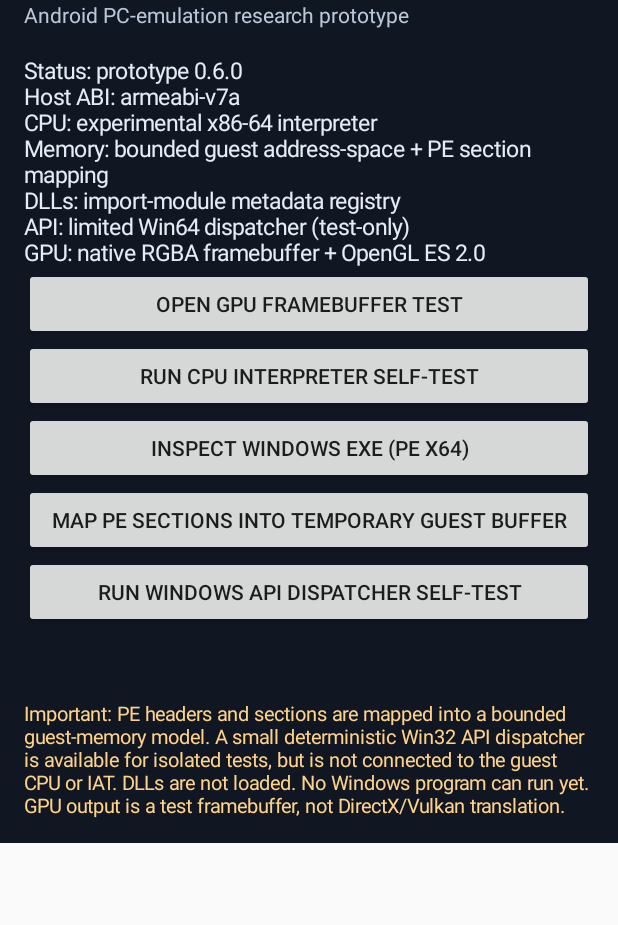
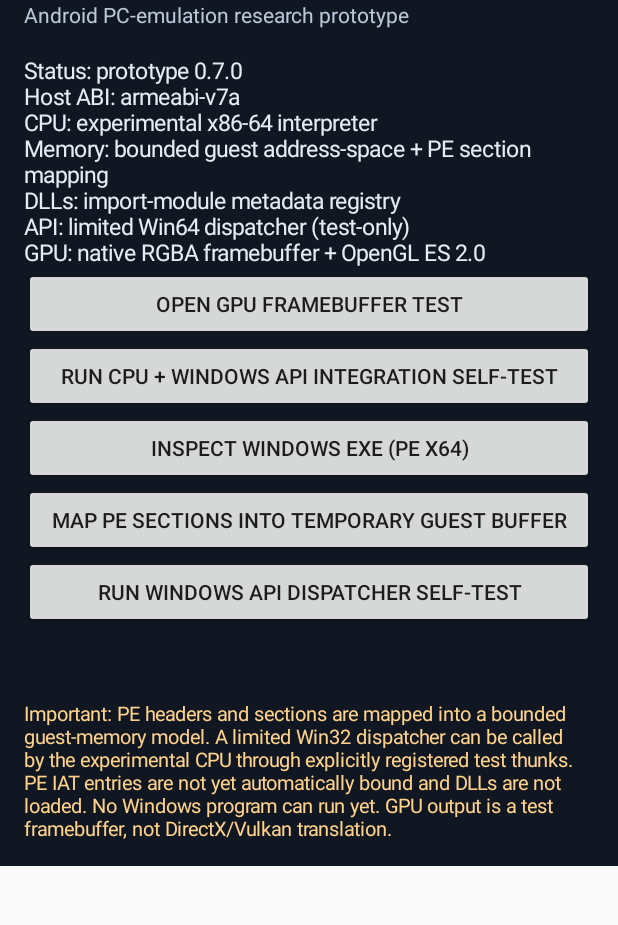
Before and after one commit to suksesjt12-source/AsterPc, an Android app: the screen it shows after launch (MainActivity), on a phone screen of 412 x 824 dp, the part 85-1010 px from its top. Run offline under Robolectric (Android 15) with nearby library versions, the phone set to English and light mode, and no system bars; 1 statement that could not run was skipped.

Commit message:
Update AsterPC UI to version 0.7.0 and integrated CPU API tests

```diff
--- a/app/src/main/java/com/asterpc/MainActivity.java
+++ b/app/src/main/java/com/asterpc/MainActivity.java
@@ -52,7 +52,7 @@ public class MainActivity extends Activity {
         root.addView(subtitle);
 
         TextView status = new TextView(this);
-        status.setText("\nStatus: prototype 0.6.0\nHost ABI: " + android.os.Build.SUPPORTED_ABIS[0]
+        status.setText("\nStatus: prototype 0.7.0\nHost ABI: " + android.os.Build.SUPPORTED_ABIS[0]
                 + "\nCPU: experimental x86-64 interpreter\nMemory: bounded guest address-space + PE section mapping\nDLLs: import-module metadata registry\nAPI: limited Win64 dispatcher (test-only)\nGPU: native RGBA framebuffer + OpenGL ES 2.0");
         status.setTextColor(0xFFE4ECF5);
         status.setTextSize(15);
@@ -64,7 +64,7 @@ public class MainActivity extends Activity {
         gpu.setOnClickListener(v -> startActivity(new Intent(this, GpuActivity.class)));
 
         Button test = new Button(this);
-        test.setText("Run CPU interpreter self-test");
+        test.setText("Run CPU + Windows API integration self-test");
         root.addView(test);
 
         Button pe = new Button(this);
@@ -89,7 +89,7 @@ public class MainActivity extends Activity {
         root.addView(output);
 
         TextView warning = new TextView(this);
-        warning.setText("\nImportant: PE headers and sections are mapped into a bounded guest-memory model. A small deterministic Win32 API dispatcher is available for isolated tests, but is not connected to the guest CPU or IAT. DLLs are not loaded. No Windows program can run yet. GPU output is a test framebuffer, not DirectX/Vulkan translation.");
+        warning.setText("\nImportant: PE headers and sections are mapped into a bounded guest-memory model. A limited Win32 dispatcher can be called by the experimental CPU through explicitly registered test thunks. PE IAT entries are not yet automatically bound and DLLs are not loaded. No Windows program can run yet. GPU output is a test framebuffer, not DirectX/Vulkan translation.");
         warning.setTextColor(0xFFFFD28A);
         warning.setTextSize(13);
         root.addView(warning);
```
